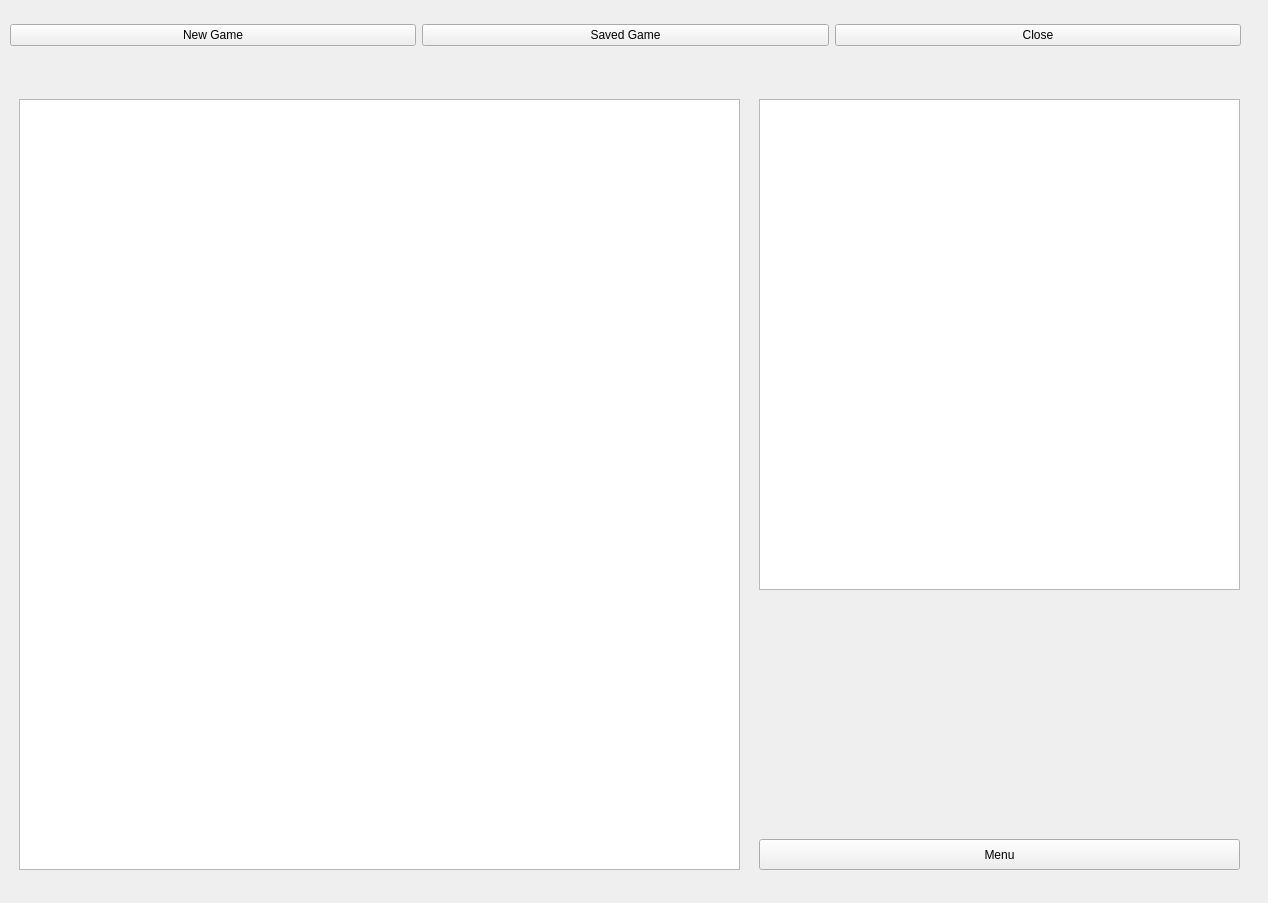
First picture: the form in mainwindow.ui, repository aaashyrov/inventory_test, before the edit.
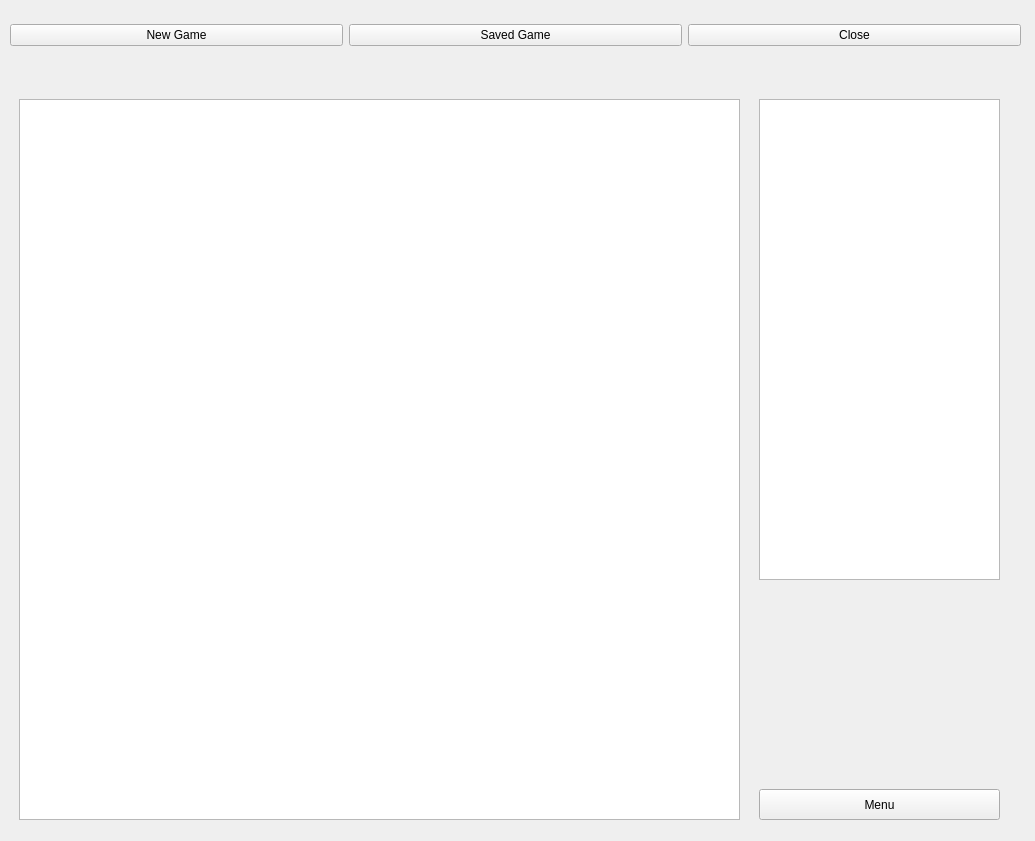
Second picture: the form after the edit.

Patch:
```diff
--- a/mainwindow.ui
+++ b/mainwindow.ui
@@ -6,10 +6,16 @@
    <rect>
     <x>0</x>
     <y>0</y>
-    <width>1268</width>
-    <height>903</height>
+    <width>1035</width>
+    <height>841</height>
    </rect>
   </property>
+  <property name="sizePolicy">
+   <sizepolicy hsizetype="Preferred" vsizetype="Preferred">
+    <horstretch>0</horstretch>
+    <verstretch>0</verstretch>
+   </sizepolicy>
+  </property>
   <property name="windowTitle">
    <string>Widget</string>
   </property>
@@ -18,7 +24,7 @@
     <rect>
      <x>10</x>
      <y>10</y>
-     <width>1241</width>
+     <width>1011</width>
      <height>61</height>
     </rect>
    </property>
@@ -30,7 +36,7 @@
      <rect>
       <x>0</x>
       <y>0</y>
-      <width>1231</width>
+      <width>1011</width>
       <height>51</height>
      </rect>
     </property>
@@ -64,16 +70,16 @@
     <rect>
      <x>9</x>
      <y>79</y>
-     <width>1251</width>
-     <height>811</height>
+     <width>1011</width>
+     <height>751</height>
     </rect>
    </property>
    <widget class="QPushButton" name="menuButton">
     <property name="geometry">
      <rect>
       <x>750</x>
-      <y>760</y>
-      <width>481</width>
+      <y>710</y>
+      <width>241</width>
       <height>31</height>
      </rect>
     </property>
@@ -87,7 +93,7 @@
       <x>10</x>
       <y>20</y>
       <width>721</width>
-      <height>771</height>
+      <height>721</height>
      </rect>
     </property>
    </widget>
@@ -96,8 +102,8 @@
      <rect>
       <x>750</x>
       <y>20</y>
-      <width>481</width>
-      <height>491</height>
+      <width>241</width>
+      <height>481</height>
      </rect>
     </property>
    </widget>
```
Left out of the diff: 12 changed lines with no effect on the pictures.
